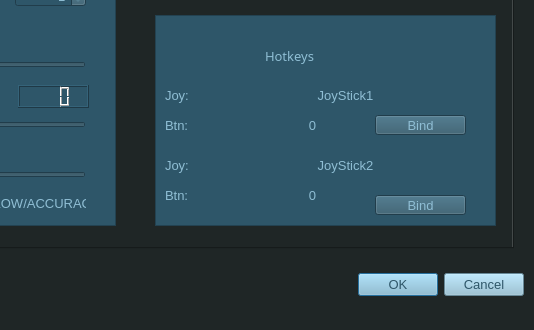
Before: the Qt Designer form agentxconfig.ui in jyfzh/FOXTracker, drawn with Qt 5; both pictures show x 237 to 771 and y 242 to 572 of the 771 by 572 pixel window.
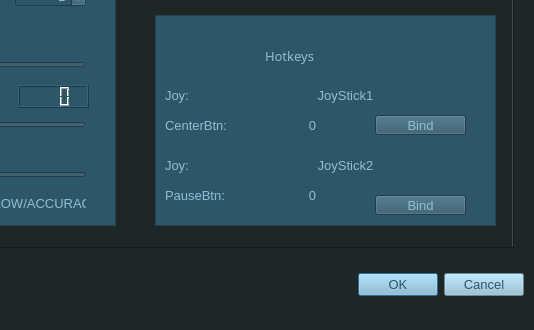
After: the same form once the commit is applied. Custom widgets are drawn as their Qt base class.

Patch:
```diff
--- a/agentxconfig.ui
+++ b/agentxconfig.ui
@@ -575,9 +575,9 @@
      <widget class="QLabel" name="Hotkey1_Button">
       <property name="geometry">
        <rect>
-        <x>80</x>
+        <x>130</x>
         <y>100</y>
-        <width>81</width>
+        <width>31</width>
         <height>21</height>
        </rect>
       </property>
@@ -610,9 +610,9 @@
      <widget class="QLabel" name="Hotkey2_Button">
       <property name="geometry">
        <rect>
-        <x>80</x>
+        <x>120</x>
         <y>170</y>
-        <width>81</width>
+        <width>41</width>
         <height>21</height>
        </rect>
       </property>
@@ -680,12 +680,12 @@
        <rect>
         <x>10</x>
         <y>100</y>
-        <width>41</width>
+        <width>121</width>
         <height>21</height>
        </rect>
       </property>
       <property name="text">
-       <string>Btn:</string>
+       <string>CenterBtn:</string>
       </property>
      </widget>
      <widget class="QLabel" name="Hotkey1_Joystick_5">
@@ -693,12 +693,12 @@
        <rect>
         <x>10</x>
         <y>170</y>
-        <width>41</width>
+        <width>111</width>
         <height>21</height>
        </rect>
       </property>
       <property name="text">
-       <string>Btn:</string>
+       <string>PauseBtn:</string>
       </property>
      </widget>
     </widget>
```
Left out of the diff: 9 changed lines with no effect on the pictures.
